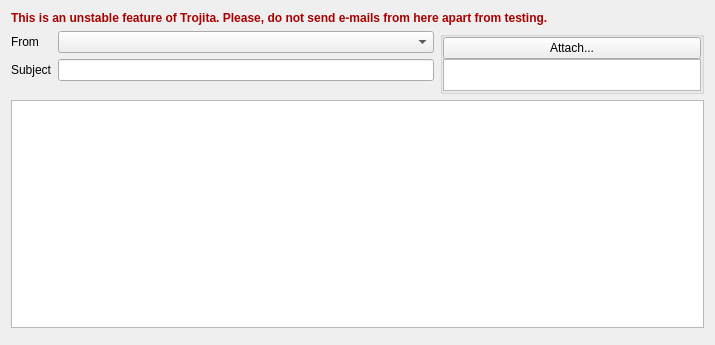
First picture: the form in src/Gui/ComposeWidget.ui, repository jktjkt/trojita, before the edit.
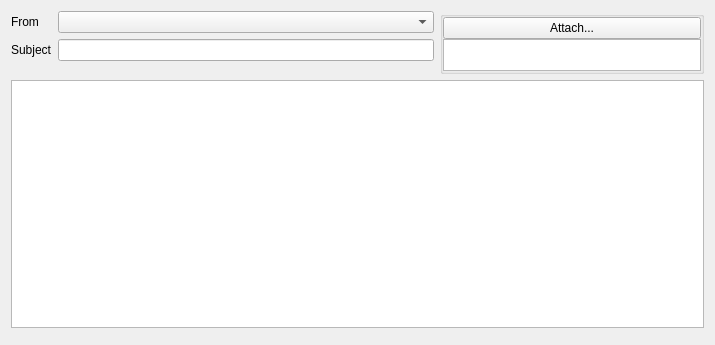
Second picture: the form after the edit. Custom widgets are drawn as their Qt base class.

Commit message: Composer: remove the warning about "sending being broken"

Diff of the .ui file:
```diff
--- a/src/Gui/ComposeWidget.ui
+++ b/src/Gui/ComposeWidget.ui
@@ -13,57 +13,7 @@
   <property name="windowTitle">
    <string>Compose Mail</string>
   </property>
-  <layout class="QVBoxLayout" name="verticalLayout_2" stretch="1,1,1000,1">
-   <item>
-    <widget class="QLabel" name="developmentWarning">
-     <property name="palette">
-      <palette>
-       <active>
-        <colorrole role="WindowText">
-         <brush brushstyle="SolidPattern">
-          <color alpha="255">
-           <red>170</red>
-           <green>0</green>
-           <blue>0</blue>
-          </color>
-         </brush>
-        </colorrole>
-       </active>
-       <inactive>
-        <colorrole role="WindowText">
-         <brush brushstyle="SolidPattern">
-          <color alpha="255">
-           <red>170</red>
-           <green>0</green>
-           <blue>0</blue>
-          </color>
-         </brush>
-        </colorrole>
-       </inactive>
-       <disabled>
-        <colorrole role="WindowText">
-         <brush brushstyle="SolidPattern">
-          <color alpha="255">
-           <red>20</red>
-           <green>19</green>
-           <blue>18</blue>
-          </color>
-         </brush>
-        </colorrole>
-       </disabled>
-      </palette>
-     </property>
-     <property name="font">
-      <font>
-       <weight>75</weight>
-       <bold>true</bold>
-      </font>
-     </property>
-     <property name="text">
-      <string>This is an unstable feature of Trojita. Please, do not send e-mails from here apart from testing.</string>
-     </property>
-    </widget>
-   </item>
+  <layout class="QVBoxLayout" name="verticalLayout_2" stretch="1,1000,1">
    <item>
     <layout class="QHBoxLayout" name="horizontalLayout_2" stretch="16,10">
      <item>
```
